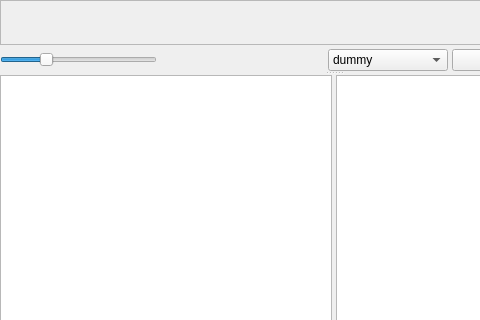
First picture: the form in kleiner-brauhelfer/widgets/wdgwebvieweditable.ui, repository kleiner-brauhelfer/kleiner-brauhelfer-2, before the edit; both pictures show x 0 to 480 and y 0 to 320 of the 668 by 609 pixel window.
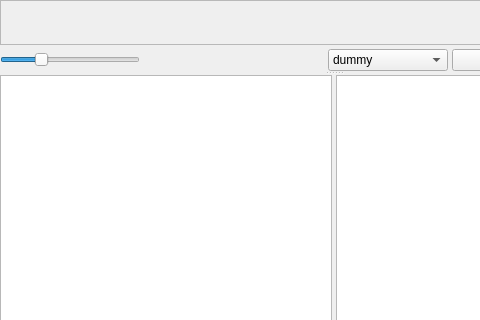
Second picture: the form after the edit. Icons and pictures are not drawn. Custom widgets are drawn as their Qt base class.

What changed in the file:
```diff
--- a/kleiner-brauhelfer/widgets/wdgwebvieweditable.ui
+++ b/kleiner-brauhelfer/widgets/wdgwebvieweditable.ui
@@ -103,7 +103,14 @@
           </widget>
          </item>
          <item>
-          <widget class="QLabel" name="lblZoom"/>
+          <widget class="QLabel" name="lblZoom">
+           <property name="minimumSize">
+            <size>
+             <width>40</width>
+             <height>0</height>
+            </size>
+           </property>
+          </widget>
          </item>
          <item>
           <spacer name="horizontalSpacer_3">
```
Left out of the diff: 20 changed lines with no effect on the pictures.
